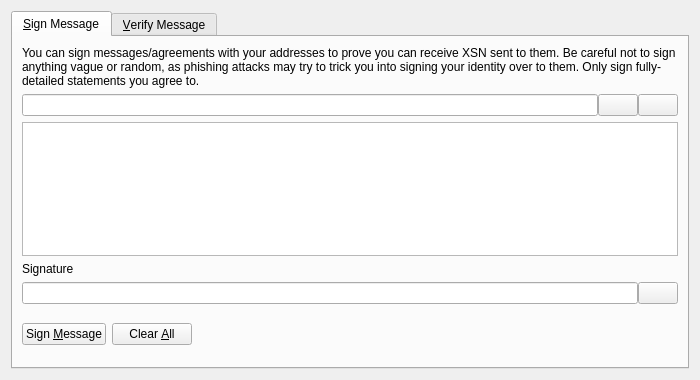
First picture: the form in src/qt/forms/signverifymessagedialog.ui, repository barrystyle/vestx, before the edit.
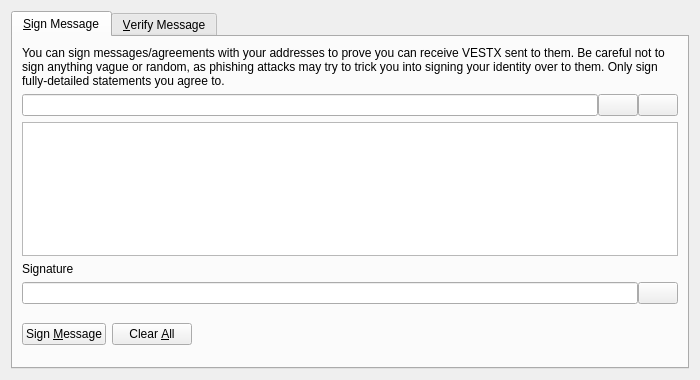
Second picture: the form after the edit. Custom widgets are drawn as their Qt base class.

```diff
--- a/src/qt/forms/signverifymessagedialog.ui
+++ b/src/qt/forms/signverifymessagedialog.ui
@@ -30,7 +30,7 @@
        <item>
         <widget class="QLabel" name="infoLabel_SM">
          <property name="text">
-          <string>You can sign messages/agreements with your addresses to prove you can receive XSN sent to them. Be careful not to sign anything vague or random, as phishing attacks may try to trick you into signing your identity over to them. Only sign fully-detailed statements you agree to.</string>
+          <string>You can sign messages/agreements with your addresses to prove you can receive VESTX sent to them. Be careful not to sign anything vague or random, as phishing attacks may try to trick you into signing your identity over to them. Only sign fully-detailed statements you agree to.</string>
          </property>
          <property name="textFormat">
           <enum>Qt::PlainText</enum>
```
Left out of the diff: 10 changed lines with no effect on the pictures.
